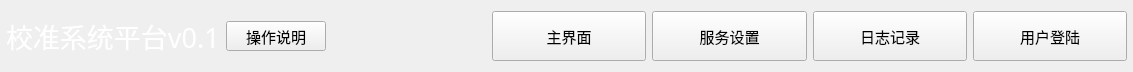
The window that PDU-CalibrateTool/navbarwid.ui (ChinaClever/PDU-CalibrateTool) describes before a commit, drawn with Qt 5.
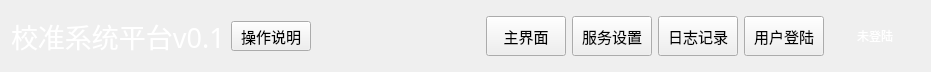
The same window after the commit.

Patch:
```diff
--- a/PDU-CalibrateTool/navbarwid.ui
+++ b/PDU-CalibrateTool/navbarwid.ui
@@ -6,32 +6,15 @@
    <rect>
     <x>0</x>
     <y>0</y>
-    <width>1133</width>
+    <width>931</width>
     <height>72</height>
    </rect>
   </property>
   <property name="windowTitle">
    <string>Form</string>
   </property>
-  <layout class="QVBoxLayout" name="verticalLayout">
-   <property name="spacing">
-    <number>6</number>
-   </property>
-   <property name="leftMargin">
-    <number>6</number>
-   </property>
-   <property name="topMargin">
-    <number>0</number>
-   </property>
-   <property name="rightMargin">
-    <number>6</number>
-   </property>
-   <property name="bottomMargin">
-    <number>0</number>
-   </property>
-   <item>
-    <layout class="QHBoxLayout" name="horizontalLayout">
-     <item>
+  <layout class="QGridLayout" name="gridLayout">
+   <item row="0" column="0">
       <widget class="QLabel" name="label">
        <property name="font">
         <font>
@@ -47,7 +30,7 @@
        </property>
       </widget>
      </item>
-     <item>
+   <item row="0" column="1">
       <widget class="QPushButton" name="readMeBtn">
        <property name="maximumSize">
         <size>
@@ -66,10 +49,20 @@
        </property>
       </widget>
      </item>
-     <item>
-      <widget class="QWidget" name="widget" native="true"/>
-     </item>
-     <item>
+   <item row="0" column="2">
+    <spacer name="horizontalSpacer">
+     <property name="orientation">
+      <enum>Qt::Horizontal</enum>
+     </property>
+     <property name="sizeHint" stdset="0">
+      <size>
+       <width>52</width>
+       <height>20</height>
+      </size>
+     </property>
+    </spacer>
+   </item>
+   <item row="0" column="3">
       <widget class="QPushButton" name="homeBtn">
        <property name="maximumSize">
         <size>
@@ -88,7 +81,7 @@
        </property>
       </widget>
      </item>
-     <item>
+   <item row="0" column="4">
       <widget class="QPushButton" name="setBtn">
        <property name="maximumSize">
         <size>
@@ -107,7 +100,7 @@
        </property>
       </widget>
      </item>
-     <item>
+   <item row="0" column="5">
       <widget class="QPushButton" name="logBtn">
        <property name="maximumSize">
         <size>
@@ -126,7 +119,7 @@
        </property>
       </widget>
      </item>
-     <item>
+   <item row="0" column="6">
       <widget class="QPushButton" name="loginBtn">
        <property name="maximumSize">
         <size>
@@ -145,7 +138,24 @@
        </property>
       </widget>
      </item>
-    </layout>
+   <item row="0" column="7">
+    <widget class="QLabel" name="userLab">
+     <property name="minimumSize">
+      <size>
+       <width>90</width>
+       <height>0</height>
+      </size>
+     </property>
+     <property name="styleSheet">
+      <string notr="true">color: rgb(255, 255, 255);</string>
+     </property>
+     <property name="text">
+      <string>未登陆</string>
+     </property>
+     <property name="alignment">
+      <set>Qt::AlignCenter</set>
+     </property>
+    </widget>
    </item>
   </layout>
  </widget>
```
Lines whose indentation alone changed are shown as unchanged.
